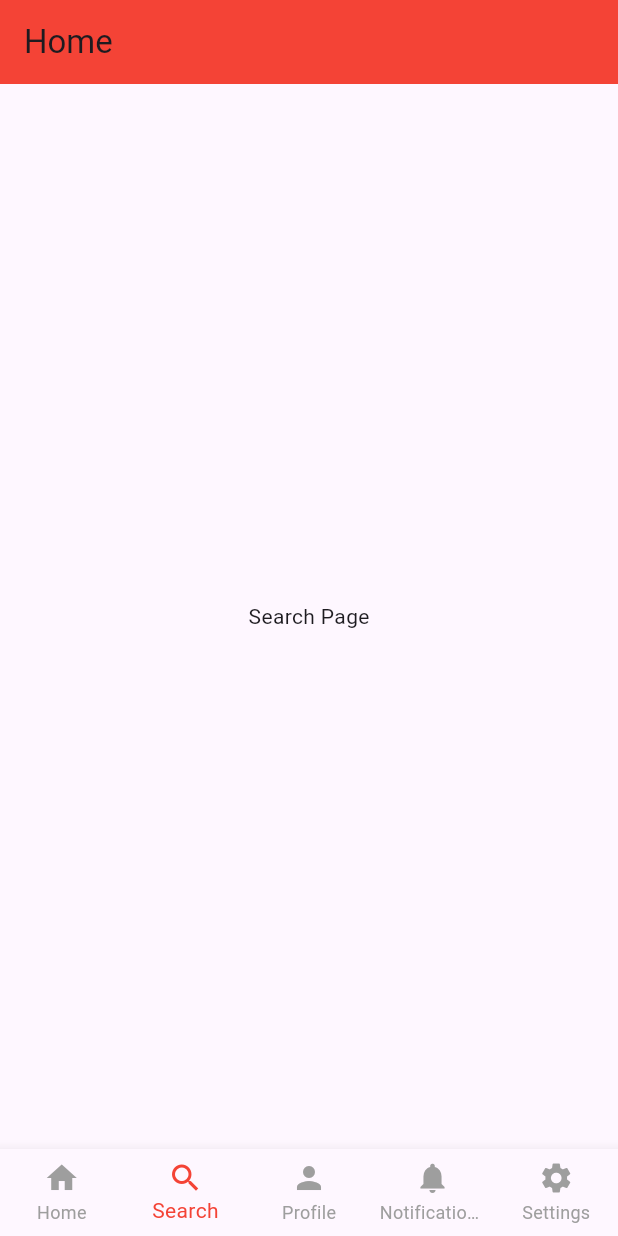
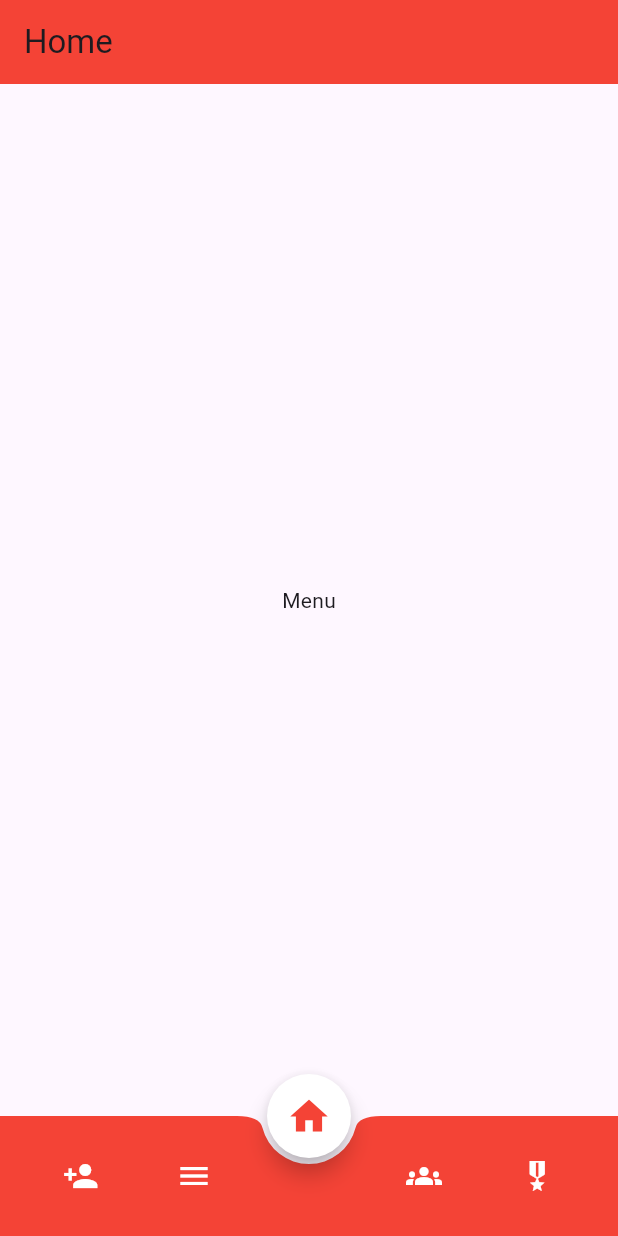
Before and after one commit to PulgaLuca/StartHack_Virgin_25, a Flutter app: the HomePage screen opened directly, item 2 of the bottom bar chosen, on a phone screen of 412 x 824 dp. Run offline on Flutter 3.47's test engine with Material 3 defaults, Android fonts, the phone set to English and light mode, and no system bars.

Commit message:
Change navbar icons

```diff
--- a/virgin_app/lib/home_page.dart
+++ b/virgin_app/lib/home_page.dart
@@ -8,13 +8,12 @@ class HomePage extends StatefulWidget {
 class _HomePageState extends State<HomePage> {
   int _selectedIndex = 0;
 
-  // List of widgets for different pages
   final List<Widget> _pages = [
     Center(child: Text('Home Page Content')),
-    Center(child: Text('Search Page')),
-    Center(child: Text('Profile Page')),
-    Center(child: Text('Notifications')),
-    Center(child: Text('Settings')),
+    Center(child: Text('Add Friends')),
+    Center(child: Text('Menu')),
+    Center(child: Text('Community')),
+    Center(child: Text('Achievements')),
   ];
 
   void _onItemTapped(int index) {
@@ -30,23 +29,43 @@ class _HomePageState extends State<HomePage> {
         title: Text('Home'),
         backgroundColor: Colors.red,
       ),
-      body: Center(
-        child: _pages[_selectedIndex],
+      body: _pages[_selectedIndex],
+
+      bottomNavigationBar: BottomAppBar(
+        shape: CircularNotchedRectangle(),
+        color: Colors.red,
+        clipBehavior: Clip.antiAlias,
+        child: Row(
+          mainAxisAlignment: MainAxisAlignment.spaceAround,
+          children: [
+            IconButton(
+              icon: Icon(Icons.person_add, color: Colors.white), // Aggiunta amici
+              onPressed: () => _onItemTapped(1),
+            ),
+            IconButton(
+              icon: Icon(Icons.menu, color: Colors.white), // Menu
+              onPressed: () => _onItemTapped(2),
+            ),
+            SizedBox(width: 50), // Spazio per il FloatingActionButton
+            IconButton(
+              icon: Icon(Icons.groups, color: Colors.white), // Community
+              onPressed: () => _onItemTapped(3),
+            ),
+            IconButton(
+              icon: Icon(Icons.military_tech, color: Colors.white), // Medaglia
+              onPressed: () => _onItemTapped(4),
+            ),
+          ],
+        ),
       ),
-      bottomNavigationBar: BottomNavigationBar(
-        type: BottomNavigationBarType.fixed, // Ensures all icons are visible
-        items: [
-          BottomNavigationBarItem(icon: Icon(Icons.home), label: 'Home'),
-          BottomNavigationBarItem(icon: Icon(Icons.search), label: 'Search'),
-          BottomNavigationBarItem(icon: Icon(Icons.person), label: 'Profile'),
-          BottomNavigationBarItem(icon: Icon(Icons.notifications), label: 'Notifications'),
-          BottomNavigationBarItem(icon: Icon(Icons.settings), label: 'Settings'),
-        ],
-        currentIndex: _selectedIndex,
-        selectedItemColor: Colors.red,
-        unselectedItemColor: Colors.grey,
-        onTap: _onItemTapped,
+
+      floatingActionButton: FloatingActionButton(
+        backgroundColor: Colors.white,
+        onPressed: () => _onItemTapped(0),
+        child: Icon(Icons.home, color: Colors.red, size: 30),
+        shape: CircleBorder(),
       ),
+      floatingActionButtonLocation: FloatingActionButtonLocation.centerDocked,
     );
   }
 }
```
